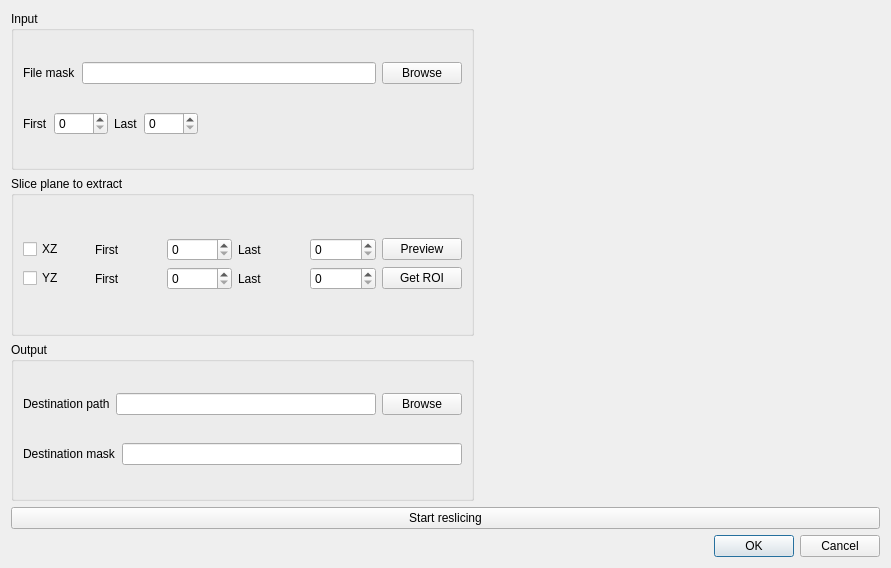
neutronimaging/imagingsuite, file applications/kiptool/src/reslicerdialog.ui: the form before one commit.
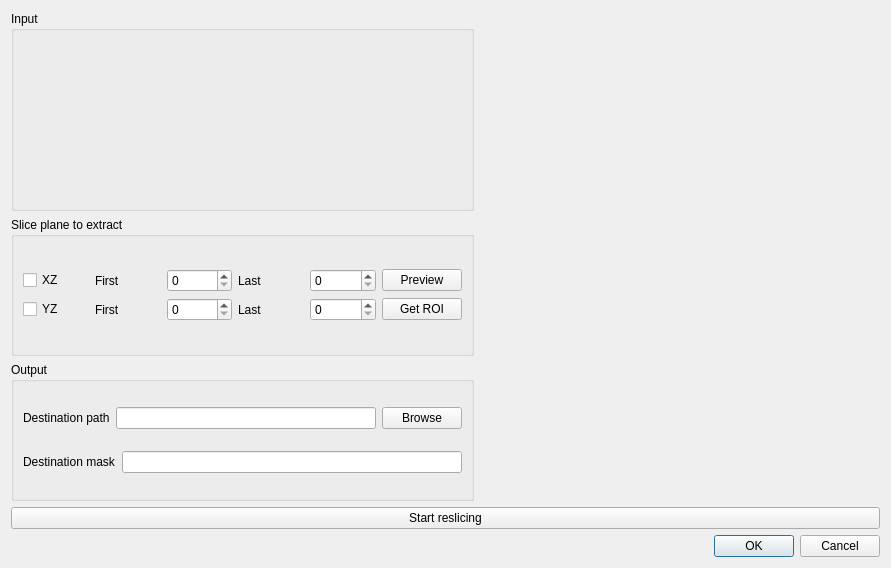
The form after the commit. Custom widgets are drawn as their Qt base class.

Diff of the .ui file:
```diff
--- a/applications/kiptool/src/reslicerdialog.ui
+++ b/applications/kiptool/src/reslicerdialog.ui
@@ -26,75 +26,18 @@
            <verstretch>0</verstretch>
           </sizepolicy>
          </property>
+         <property name="minimumSize">
+          <size>
+           <width>0</width>
+           <height>200</height>
+          </size>
+         </property>
          <property name="title">
           <string>Input</string>
          </property>
          <layout class="QGridLayout" name="gridLayout_2">
-          <item row="1" column="0">
-           <layout class="QHBoxLayout" name="horizontalLayout">
-            <item>
-             <widget class="QLabel" name="label_2">
-              <property name="text">
-               <string>First</string>
-              </property>
-             </widget>
-            </item>
-            <item>
-             <widget class="QSpinBox" name="spinBox_firstslice">
-              <property name="maximum">
-               <number>9999</number>
-              </property>
-             </widget>
-            </item>
-            <item>
-             <widget class="QLabel" name="label_3">
-              <property name="text">
-               <string>Last</string>
-              </property>
-             </widget>
-            </item>
-            <item>
-             <widget class="QSpinBox" name="spinBox_lastslice">
-              <property name="maximum">
-               <number>9999</number>
-              </property>
-             </widget>
-            </item>
-            <item>
-             <spacer name="horizontalSpacer">
-              <property name="orientation">
-               <enum>Qt::Horizontal</enum>
-              </property>
-              <property name="sizeHint" stdset="0">
-               <size>
-                <width>40</width>
-                <height>20</height>
-               </size>
-              </property>
-             </spacer>
-            </item>
-           </layout>
-          </item>
           <item row="0" column="0">
-           <layout class="QGridLayout" name="gridLayout">
-            <item row="0" column="0">
-             <widget class="QLabel" name="label">
-              <property name="text">
-               <string>File mask</string>
-              </property>
-             </widget>
-            </item>
-            <item row="0" column="2">
-             <widget class="QPushButton" name="pushButton_browsein">
-              <property name="text">
-               <string>Browse</string>
-              </property>
-             </widget>
-            </item>
-            <item row="0" column="1">
-             <widget class="QLineEdit" name="lineEdit_infilemask"/>
-            </item>
-           </layout>
+           <widget class="ReaderForm" name="widget_inputFiles" native="true"/>
           </item>
          </layout>
         </widget>
@@ -282,6 +225,15 @@
    <class>QtAddons::ImageViewerWidget</class>
    <extends>QWidget</extends>
    <header location="global">imageviewerwidget.h</header>
+   <container>1</container>
+   <slots>
+    <signal>levelsChanged(float,float)</signal>
+   </slots>
+  </customwidget>
+  <customwidget>
+   <class>ReaderForm</class>
+   <extends>QWidget</extends>
+   <header location="global">readerform.h</header>
    <container>1</container>
   </customwidget>
  </customwidgets>
```
Left out of the diff: 8 changed lines with no effect on the pictures.
